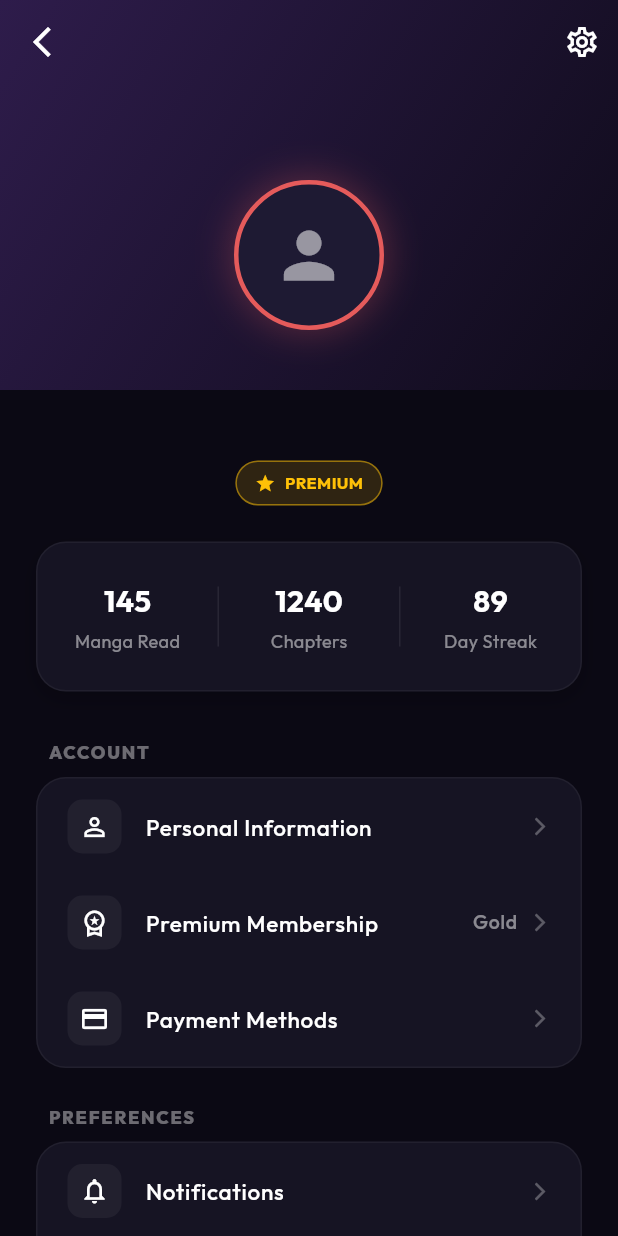
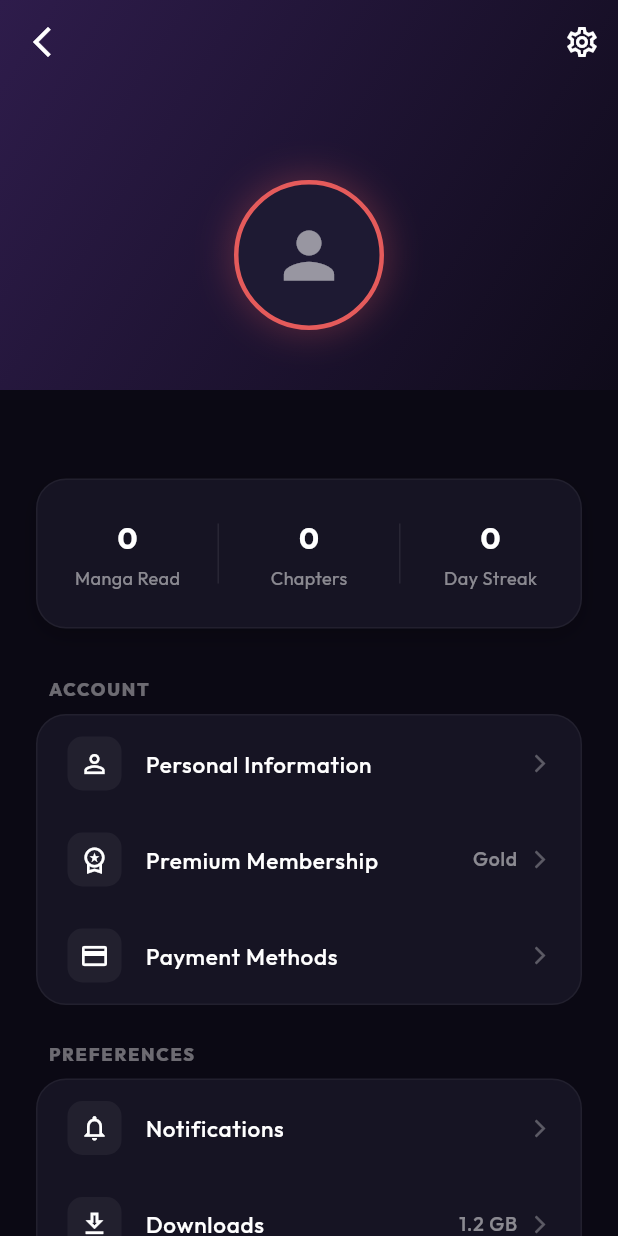
Before and after one commit to Joseph78888/super_manga, a Flutter app: the _HomeView screen opened directly, after a tap on the "person" icon, on a phone screen of 412 x 824 dp. Run offline on Flutter 3.47's test engine with Material 3 defaults, Android fonts, the phone set to English and light mode, and no system bars; our stand-ins replace cached_network_image, equatable, firebase_core, flutter_bloc, flutter_dotenv, go_router and 3 more; accounts and stored records are empty.

Commit message:
feat: implement Firebase integration and profile management features

```diff
--- a/lib/features/home/data/datasources/manga_remote_data_source.dart
+++ b/lib/features/home/data/datasources/manga_remote_data_source.dart
@@ -8,6 +8,15 @@ abstract class MangaRemoteDataSource {
 
   /// Returns a single manga record by [id].
   Future<Manga> fetchMangaById(String id);
+
+  /// Returns the highest rated manga to be featured.
+  Future<Manga> fetchFeaturedManga();
+
+  /// Returns top 10 mangas ordered by rating.
+  Future<List<Manga>> fetchTrendingMangas();
+
+  /// Returns 10 most recently created mangas.
+  Future<List<Manga>> fetchRecentlyUpdatedMangas();
 }
 
 /// Supabase implementation of [MangaRemoteDataSource].
@@ -20,7 +29,7 @@ class SupabaseMangaRemoteDataSource implements MangaRemoteDataSource {
   Future<List<Manga>> fetchMangaList() async {
     final response = await supabaseClient
         .from('manga')
-        .select()
+        .select('*, manga_genres(genres(*))')
         .order('created_at', ascending: false);
     return (response as List<dynamic>)
         .map((json) => Manga.fromJson(json as Map<String, dynamic>))
@@ -30,7 +39,45 @@ class SupabaseMangaRemoteDataSource implements MangaRemoteDataSource {
   @override
   Future<Manga> fetchMangaById(String id) async {
     final response =
-        await supabaseClient.from('manga').select().eq('id', id).single();
+        await supabaseClient.from('manga').select('*, manga_genres(genres(*))').eq('id', id).single();
     return Manga.fromJson(response);
   }
+
+  @override
+  Future<Manga> fetchFeaturedManga() async {
+    // Pick the single highest rated manga
+    final response = await supabaseClient
+        .from('manga')
+        .select('*, manga_genres(genres(*))')
+        .order('rating', ascending: false)
+        .limit(1)
+        .single();
+    return Manga.fromJson(response);
+  }
+
+  @override
+  Future<List<Manga>> fetchTrendingMangas() async {
+    // Top 10 by rating
+    final response = await supabaseClient
+        .from('manga')
+        .select('*, manga_genres(genres(*))')
+        .order('rating', ascending: false)
+        .limit(10);
+    return (response as List<dynamic>)
+        .map((json) => Manga.fromJson(json as Map<String, dynamic>))
+        .toList();
+  }
+
+  @override
+  Future<List<Manga>> fetchRecentlyUpdatedMangas() async {
+    // Top 10 by creation date
+    final response = await supabaseClient
+        .from('manga')
+        .select('*, manga_genres(genres(*))')
+        .order('created_at', ascending: false)
+        .limit(10);
+    return (response as List<dynamic>)
+        .map((json) => Manga.fromJson(json as Map<String, dynamic>))
+        .toList();
+  }
 }
--- a/lib/features/home/data/repositories/manga_repository.dart
+++ b/lib/features/home/data/repositories/manga_repository.dart
@@ -41,4 +41,33 @@ class MangaRepository {
       rethrow;
     }
   }
+  /// Fetches the featured manga.
+  Future<Manga> getFeaturedManga() async {
+    try {
+      return await _dataSource.fetchFeaturedManga();
+    } catch (e, s) {
+      developer.log('Failed to fetch featured manga', name: 'MangaRepository', error: e, stackTrace: s);
+      rethrow;
+    }
+  }
+
+  /// Fetches trending mangas.
+  Future<List<Manga>> getTrendingMangas() async {
+    try {
+      return await _dataSource.fetchTrendingMangas();
+    } catch (e, s) {
+      developer.log('Failed to fetch trending mangas', name: 'MangaRepository', error: e, stackTrace: s);
+      rethrow;
+    }
+  }
+
+  /// Fetches recently updated mangas.
+  Future<List<Manga>> getRecentlyUpdatedMangas() async {
+    try {
+      return await _dataSource.fetchRecentlyUpdatedMangas();
+    } catch (e, s) {
+      developer.log('Failed to fetch recently updated mangas', name: 'MangaRepository', error: e, stackTrace: s);
+      rethrow;
+    }
+  }
 }
--- a/lib/features/home/presentation/cubit/home_cubit.dart
+++ b/lib/features/home/presentation/cubit/home_cubit.dart
@@ -1,4 +1,5 @@
 import 'package:flutter_bloc/flutter_bloc.dart';
+import '../../domain/manga.dart';
 import '../../data/repositories/manga_repository.dart';
 import 'home_state.dart';
 
@@ -14,8 +15,17 @@ class HomeCubit extends Cubit<HomeState> {
   Future<void> loadMangas() async {
     emit(const HomeLoading());
     try {
-      final mangas = await _mangaRepository.getMangaList();
-      emit(HomeLoaded(mangas));
+      final results = await Future.wait([
+        _mangaRepository.getFeaturedManga(),
+        _mangaRepository.getTrendingMangas(),
+        _mangaRepository.getRecentlyUpdatedMangas(),
+      ]);
+
+      emit(HomeLoaded(
+        featuredManga: results[0] as Manga,
+        trendingMangas: results[1] as List<Manga>,
+        recentMangas: results[2] as List<Manga>,
+      ));
     } catch (e) {
       emit(HomeError(e.toString()));
     }
--- a/lib/features/home/presentation/home_screen.dart
+++ b/lib/features/home/presentation/home_screen.dart
@@ -98,16 +98,17 @@ class _HomeView extends StatelessWidget {
                         ),
                       ),
                     ),
-                    HomeLoaded(:final mangas) => Padding(
+                    HomeLoaded state => Padding(
                       padding: const EdgeInsets.only(bottom: 32),
                       child: Column(
                         children: [
-                          if (mangas.isNotEmpty)
-                            FeaturedCarousel(manga: mangas.first),
+                          FeaturedCarousel(manga: state.featuredManga),
                           const SizedBox(height: 24),
-                          TrendingList(mangas: mangas),
+                          if (state.trendingMangas.isNotEmpty)
+                            TrendingList(mangas: state.trendingMangas),
                           const SizedBox(height: 24),
-                          RecentlyUpdatedList(mangas: mangas),
+                          if (state.recentMangas.isNotEmpty)
+                            RecentlyUpdatedList(mangas: state.recentMangas),
                           const SizedBox(height: 32),
                         ],
                       ),
--- /dev/null
+++ b/lib/features/profile/data/datasources/profile_remote_data_source.dart
@@ -0,0 +1,31 @@
+import 'package:supabase_flutter/supabase_flutter.dart';
+import '../../domain/entities/profile_entity.dart';
+
+abstract class ProfileRemoteDataSource {
+  Future<ProfileEntity?> getProfile(String userId);
+}
+
+class SupabaseProfileRemoteDataSource implements ProfileRemoteDataSource {
+  final SupabaseClient supabaseClient;
+
+  SupabaseProfileRemoteDataSource({required this.supabaseClient});
+
+  @override
+  Future<ProfileEntity?> getProfile(String userId) async {
+    try {
+      final response = await supabaseClient
+          .from('profiles')
+          .select()
+          .eq('id', userId)
+          .maybeSingle();
+
+      if (response == null) {
+        return null;
+      }
+
+      return ProfileEntity.fromJson(response);
+    } catch (e) {
+      rethrow;
+    }
+  }
+}
--- /dev/null
+++ b/lib/features/profile/data/repositories/profile_repository.dart
@@ -0,0 +1,24 @@
+import 'dart:developer' as developer;
+import '../../domain/entities/profile_entity.dart';
+import '../datasources/profile_remote_data_source.dart';
+
+class ProfileRepository {
+  final ProfileRemoteDataSource _remoteDataSource;
+
+  ProfileRepository({required ProfileRemoteDataSource remoteDataSource})
+      : _remoteDataSource = remoteDataSource;
+
+  Future<ProfileEntity?> getProfile(String userId) async {
+    try {
+      return await _remoteDataSource.getProfile(userId);
+    } catch (e, s) {
+      developer.log(
+        'Failed to fetch profile',
+        name: 'ProfileRepository',
+        error: e,
+        stackTrace: s,
+      );
+      return null;
+    }
+  }
+}
--- /dev/null
+++ b/lib/features/profile/domain/entities/profile_entity.dart
@@ -0,0 +1,56 @@
+import 'package:equatable/equatable.dart';
+
+class ProfileEntity extends Equatable {
+  final String id;
+  final String? username;
+  final String? avatarUrl;
+  final bool isPremium;
+  final int mangaRead;
+  final int chaptersRead;
+  final int streakDays;
+
+  const ProfileEntity({
+    required this.id,
+    this.username,
+    this.avatarUrl,
+    this.isPremium = false,
+    this.mangaRead = 0,
+    this.chaptersRead = 0,
+    this.streakDays = 0,
+  });
+
+  factory ProfileEntity.fromJson(Map<String, dynamic> json) {
+    return ProfileEntity(
+      id: json['id'] as String,
+      username: json['username'] as String?,
+      avatarUrl: json['avatar_url'] as String?,
+      isPremium: json['is_premium'] as bool? ?? false,
+      mangaRead: json['manga_read'] as int? ?? 0,
+      chaptersRead: json['chapters_read'] as int? ?? 0,
+      streakDays: json['streak_days'] as int? ?? 0,
+    );
+  }
+
+  Map<String, dynamic> toJson() {
+    return {
+      'id': id,
+      'username': username,
+      'avatar_url': avatarUrl,
+      'is_premium': isPremium,
+      'manga_read': mangaRead,
+      'chapters_read': chaptersRead,
+      'streak_days': streakDays,
+    };
+  }
+
+  @override
+  List<Object?> get props => [
+        id,
+        username,
+        avatarUrl,
+        isPremium,
+        mangaRead,
+        chaptersRead,
+        streakDays,
+      ];
+}
--- a/lib/features/profile/presentation/cubit/profile_cubit.dart
+++ b/lib/features/profile/presentation/cubit/profile_cubit.dart
@@ -1,35 +1,55 @@
 import 'package:flutter_bloc/flutter_bloc.dart';
 import '../../../auth/domain/repositories/auth_repository.dart';
+import '../../data/repositories/profile_repository.dart';
 import 'profile_state.dart';
 
 class ProfileCubit extends Cubit<ProfileState> {
   final AuthRepository _authRepository;
+  final ProfileRepository _profileRepository;
 
-  ProfileCubit({required AuthRepository authRepository})
-    : _authRepository = authRepository,
+  ProfileCubit({
+    required AuthRepository authRepository,
+    required ProfileRepository profileRepository,
+  })  : _authRepository = authRepository,
+        _profileRepository = profileRepository,
         super(const ProfileState()) {
     loadUserData();
   }
 
-  void loadUserData() {
+  Future<void> loadUserData() async {
     emit(state.copyWith(isLoading: true));
     final user = _authRepository.getCurrentUser();
 
     if (user != null) {
+      if (user.isAnonymous) {
         emit(
           state.copyWith(
             isLoading: false,
-          username:
-              user.username ?? (user.isAnonymous ? 'Guest User' : 'Reader'),
-          email: user.isAnonymous ? 'Hidden for Guest' : user.email,
-          isAnonymous: user.isAnonymous,
-          // Keep dummy data for the fun stats
-          isPremium: !user.isAnonymous,
-          mangaRead: user.isAnonymous ? 0 : 145,
-          chaptersRead: user.isAnonymous ? 0 : 1240,
-          streakDays: user.isAnonymous ? 0 : 89,
+            username: 'Guest User',
+            email: 'Hidden for Guest',
+            isAnonymous: true,
+            isPremium: false,
+            mangaRead: 0,
+            chaptersRead: 0,
+            streakDays: 0,
           ),
         );
+      } else {
+        final profile = await _profileRepository.getProfile(user.id);
+
+        emit(
+          state.copyWith(
+            isLoading: false,
+            username: profile?.username ?? user.username ?? 'Reader',
+            email: user.email,
+            isAnonymous: false,
+            isPremium: profile?.isPremium ?? false,
+            mangaRead: profile?.mangaRead ?? 0,
+            chaptersRead: profile?.chaptersRead ?? 0,
+            streakDays: profile?.streakDays ?? 0,
+          ),
+        );
+      }
     } else {
       emit(state.copyWith(isLoading: false));
     }
--- a/lib/features/profile/presentation/profile_screen.dart
+++ b/lib/features/profile/presentation/profile_screen.dart
@@ -6,6 +6,8 @@ import 'package:supabase_flutter/supabase_flutter.dart';
 import '../../../core/theme/app_theme.dart';
 import '../../auth/data/datasources/auth_remote_data_source.dart';
 import '../../auth/data/repositories/auth_repository_impl.dart';
+import '../data/datasources/profile_remote_data_source.dart';
+import '../data/repositories/profile_repository.dart';
 import 'cubit/profile_cubit.dart';
 import 'cubit/profile_state.dart';
 
@@ -18,6 +20,11 @@ class ProfileScreen extends StatelessWidget {
       create: (context) => ProfileCubit(
         authRepository: AuthRepositoryImpl(
           remoteDataSource: SupabaseAuthRemoteDataSource(
+            supabaseClient: Supabase.instance.client,
+          ),
+        ),
+        profileRepository: ProfileRepository(
+          remoteDataSource: SupabaseProfileRemoteDataSource(
             supabaseClient: Supabase.instance.client,
           ),
         ),
--- a/pubspec.yaml
+++ b/pubspec.yaml
@@ -54,6 +54,10 @@ dependencies:
   supabase_flutter: ^2.12.4
   google_sign_in: ^7.2.0
   flutter_dotenv: ^5.2.1
+  skeletonizer: ^2.1.3
+  multiavatar: ^0.1.5
+  flutter_svg: ^2.0.0
+  firebase_core: ^4.7.0
 
 dev_dependencies:
   flutter_test:
```
Also changed, not shown: lib/features/detail/presentation/detail_screen.dart (+188 -84 lines), lib/features/home/domain/manga.dart (+33 -0 lines), lib/features/home/presentation/cubit/home_state.dart (+9 -3 lines), firebase.json (added), lib/features/home/domain/manga.g.dart, lib/firebase_options.dart (added), pubspec.lock, 6 other files. Lines whose indentation alone changed are shown as unchanged.
